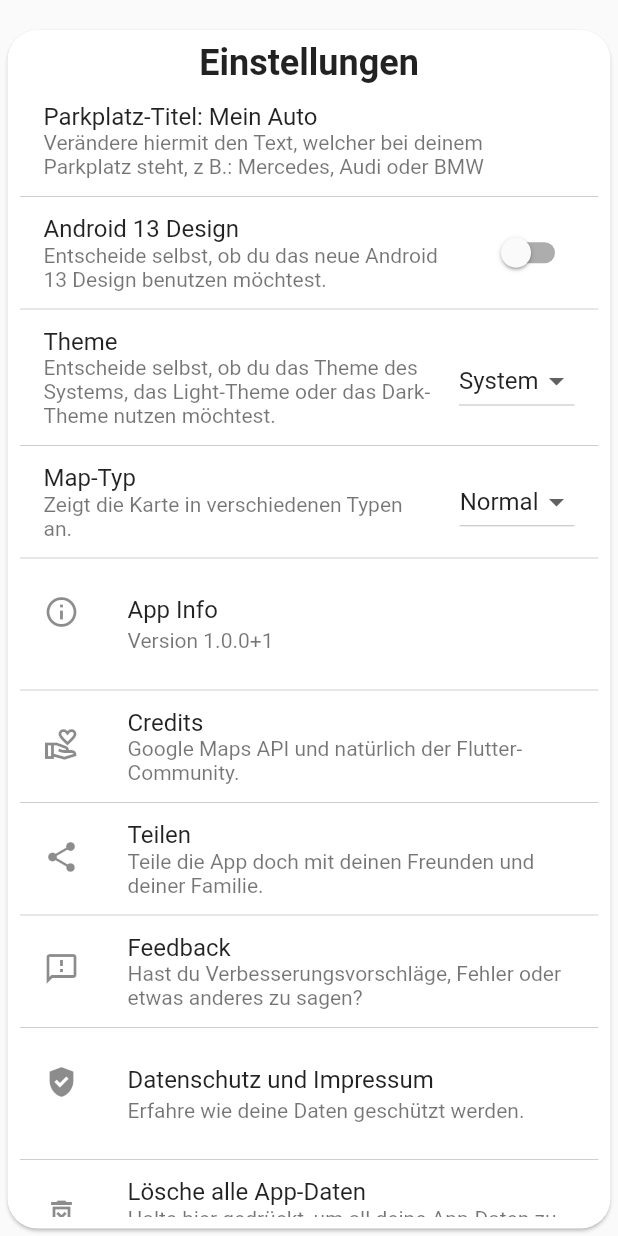
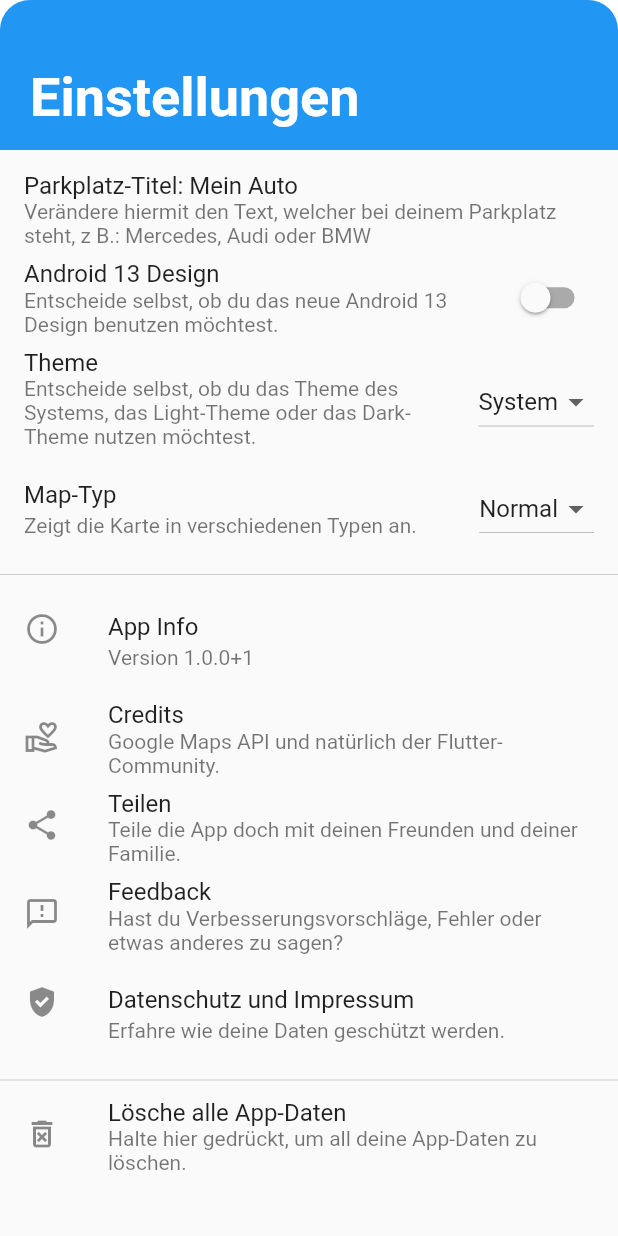
Before and after one commit to yurtemre7/woauto, a Flutter app: the Settings screen opened directly, on a phone screen of 412 x 824 dp. Run offline on Flutter 3.47's test engine with Material 2 defaults, Android fonts, the phone set to English and light mode, and no system bars; drawn by our look-alikes of dynamic_color; our stand-ins replace geocoding, get, google_maps_flutter, introduction_screen, location, package_info_plus and 3 more; missing offline and left inert: snapping_sheet; accounts and stored records are empty.

Commit message:
improve settings ui

```diff
--- a/lib/screens/settings.dart
+++ b/lib/screens/settings.dart
@@ -17,30 +17,37 @@
 class _SettingsState extends State<Settings> {
   @override
   Widget build(BuildContext context) {
-    return SafeArea(
-      child: Container(
-        margin: const EdgeInsets.only(left: 5, right: 5, top: 20, bottom: 5),
-        child: Card(
-          margin: EdgeInsets.zero,
-          shape: RoundedRectangleBorder(
-            borderRadius: BorderRadius.circular(20),
+    return ClipRRect(
+      borderRadius: const BorderRadius.only(
+        topLeft: Radius.circular(20),
+        topRight: Radius.circular(20),
       ),
-          child: Container(
-            padding: const EdgeInsets.all(8.0),
-            child: Column(
-              children: [
-                const Text(
+      child: Scaffold(
+        body: CustomScrollView(
+          slivers: [
+            const SliverAppBar(
+              automaticallyImplyLeading: false,
+              pinned: true,
+              expandedHeight: 100.0,
+              flexibleSpace: FlexibleSpaceBar(
+                titlePadding: EdgeInsets.only(
+                  bottom: 14.0,
+                  left: 20.0,
+                ),
+                title: Text(
                   'Einstellungen',
                   style: TextStyle(
                     fontSize: 24,
                     fontWeight: FontWeight.bold,
                   ),
                 ),
-                const SizedBox(height: 8),
-                Expanded(
-                  child: Scrollbar(
-                    child: ListView(
-                      physics: const BouncingScrollPhysics(),
+              ),
+            ),
+            SliverList(
+              delegate: SliverChildListDelegate.fixed(
+                [
+                  const SizedBox(height: 10),
+                  Column(
                     children: [
                       ListTile(
                         title: Obx(
@@ -90,7 +97,6 @@
                           );
                         },
                       ),
-                        const Div(),
                       if (isAndroid()) ...[
                         Obx(
                           () => SwitchListTile(
@@ -106,7 +112,6 @@
                             },
                           ),
                         ),
-                          const Div(),
                       ],
                       Obx(
                         () {
@@ -151,7 +156,6 @@
                           );
                         },
                       ),
-                        const Div(),
                       Obx(
                         () {
                           var mapType = woAuto.mapType.value;
@@ -222,7 +226,6 @@
                           },
                         ),
                       ),
-                        const Div(),
                       const ListTile(
                         leading: Icon(Icons.volunteer_activism_outlined),
                         title: Text('Credits'),
@@ -230,7 +233,6 @@
                           'Google Maps API und natürlich der Flutter-Community.',
                         ),
                       ),
-                        const Div(),
                       ListTile(
                         leading: const Icon(Icons.share),
                         title: const Text('Teilen'),
@@ -246,7 +248,6 @@
                           );
                         },
                       ),
-                        const Div(),
                       ListTile(
                         leading: const Icon(Icons.feedback_outlined),
                         title: const Text('Feedback'),
@@ -286,7 +287,6 @@
                           );
                         },
                       ),
-                        const Div(),
                       ListTile(
                         leading: const Icon(Icons.gpp_good_sharp),
                         title: const Text('Datenschutz und Impressum'),
@@ -406,13 +406,12 @@
                       ),
                     ],
                   ),
+                ],
               ),
             ),
           ],
         ),
       ),
-        ),
-      ),
     );
   }
 }
```
Lines whose indentation alone changed are shown as unchanged.
